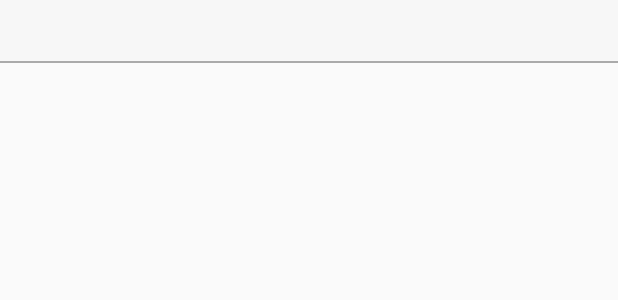
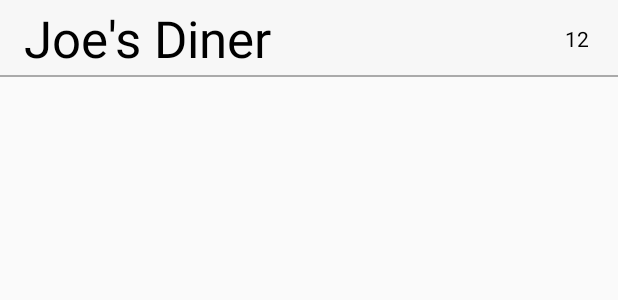
Before and after one commit to tadayoni1/whatshot, an Android app: the layout main_list_item.xml on its own in the app's theme, with its tools: preview values and no code run, on a phone screen of 412 x 824 dp. Shown: the top 300 px of the screen. Run offline under Robolectric (Android 15) with nearby library versions, the phone set to English and light mode, and no system bars.

Commit message:
Convert to ConstraintLayout

```diff
--- a/WhatsHot/app/src/main/res/layout/main_list_item.xml
+++ b/WhatsHot/app/src/main/res/layout/main_list_item.xml
@@ -1,11 +1,61 @@
 <?xml version="1.0" encoding="utf-8"?>
 <LinearLayout xmlns:android="http://schemas.android.com/apk/res/android"
+    xmlns:app="http://schemas.android.com/apk/res-auto"
+    xmlns:tools="http://schemas.android.com/tools"
     android:orientation="vertical"
     android:layout_width="match_parent"
     android:layout_height="wrap_content">
 
     <!-- TODO: Kenda, Hamed -->
-    <LinearLayout
+    <android.support.constraint.ConstraintLayout
+        android:layout_width="match_parent"
+        android:layout_height="50dp"
+        android:background="@color/white_smoke">
+
+        <!-- TextView that displays the name of the establishment -->
+        <TextView
+            android:id="@+id/establishment_name"
+            style="@style/Text_MostPopular"
+            android:layout_width="wrap_content"
+            android:layout_height="wrap_content"
+            android:layout_marginBottom="@dimen/place_vertical_margin"
+            android:layout_marginLeft="@dimen/place_horizontal_margin"
+            android:layout_marginStart="@dimen/place_horizontal_margin"
+            android:layout_marginTop="@dimen/place_vertical_margin"
+            android:textColor="@android:color/primary_text_light"
+            app:layout_constraintBottom_toTopOf="@+id/guideline"
+            app:layout_constraintStart_toStartOf="parent"
+            app:layout_constraintTop_toTopOf="@+id/guideline"
+            tools:text="Joe's Diner" />
+
+        <!-- An empty view for spacing out the name and priority views -->
+
+        <!-- A priority circle that is colored in programmatically in the adapter code -->
+        <TextView
+            android:id="@+id/rankTextView"
+            style="@style/TextAppearance.AppCompat.Small"
+            android:layout_width="22dp"
+            android:layout_height="22dp"
+            android:layout_gravity="center"
+            android:layout_marginEnd="@dimen/place_horizontal_margin"
+            android:layout_marginRight="@dimen/place_horizontal_margin"
+            android:background="@drawable/circle_view"
+            android:gravity="center"
+            android:textAlignment="center"
+            android:textColor="@android:color/primary_text_light"
+            app:layout_constraintBottom_toTopOf="@+id/guideline"
+            app:layout_constraintEnd_toEndOf="parent"
+            app:layout_constraintTop_toTopOf="@+id/guideline"
+            tools:text="12" />
+
+        <android.support.constraint.Guideline
+            android:id="@+id/guideline"
+            android:layout_width="wrap_content"
+            android:layout_height="wrap_content"
+            android:orientation="horizontal"
+            app:layout_constraintGuide_percent="0.5" />
+    </android.support.constraint.ConstraintLayout>
+   <!-- <LinearLayout
         android:layout_width="match_parent"
         android:layout_height="wrap_content"
         android:orientation="horizontal"
@@ -15,42 +65,16 @@
         android:paddingTop="8dp"
         android:paddingStart="8dp"
         android:paddingEnd="8dp"
-        android:background="@color/white_smoke">
+        android:background="@color/white_smoke"> -->
 
 
-        <!-- TextView that displays the name of the establishment -->
-        <TextView
-            android:id="@+id/establishment_name"
-            android:layout_width="wrap_content"
-            android:layout_height="wrap_content"
-            android:textColor="@android:color/primary_text_light"
-            style="@style/TextAppearance.AppCompat.Medium" />
 
-        <!-- An empty view for spacing out the name and priority views -->
-        <View
-            android:layout_width="0dp"
-            android:layout_height="0dp"
-            android:layout_weight="1" />
 
-        <!-- A priority circle that is colored in programmatically in the adapter code -->
-        <TextView
-            android:id="@+id/rankTextView"
-            android:layout_width="22dp"
-            android:layout_height="22dp"
-            android:layout_gravity="center"
-            android:gravity="center"
-            android:textAlignment="center"
-            style="@style/TextAppearance.AppCompat.Small"
-            android:textColor="@android:color/primary_text_light"
-            android:background="@drawable/circle_view" />
 
-    </LinearLayout>
 
     <!-- A gray divider line at the bottom of each task -->
     <View
         android:layout_width="match_parent"
         android:layout_height="1dp"
         android:background="@android:color/darker_gray"/>
-
-
 </LinearLayout>
--- a/WhatsHot/app/src/main/res/values/dimens.xml
+++ b/WhatsHot/app/src/main/res/values/dimens.xml
@@ -2,4 +2,8 @@
     <!-- Default screen margins, per the Android Design guidelines. -->
     <dimen name="activity_horizontal_margin">16dp</dimen>
     <dimen name="activity_vertical_margin">16dp</dimen>
+
+    <!-- Main list item margins -->
+    <dimen name="place_horizontal_margin">16dp</dimen>
+    <dimen name="place_vertical_margin">16dp</dimen>
 </resources>
--- a/WhatsHot/app/src/main/res/values/styles.xml
+++ b/WhatsHot/app/src/main/res/values/styles.xml
@@ -10,5 +10,7 @@
         <item name="preferenceTheme">@style/PreferenceThemeOverlay</item>
     </style>
 
+    <style name="Text_MostPopular" parent="TextAppearance.AppCompat.Display1">
+    </style>
 
 </resources>
```
